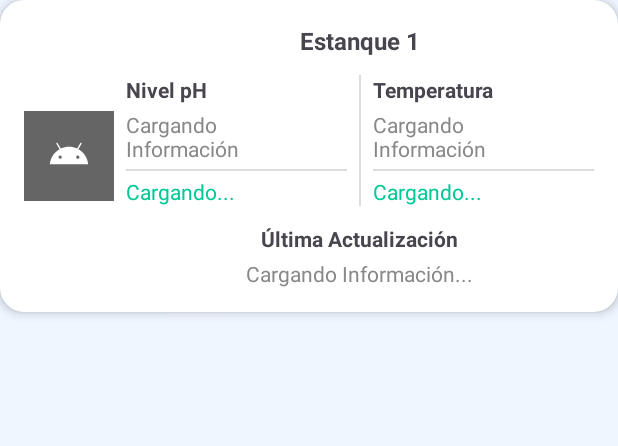
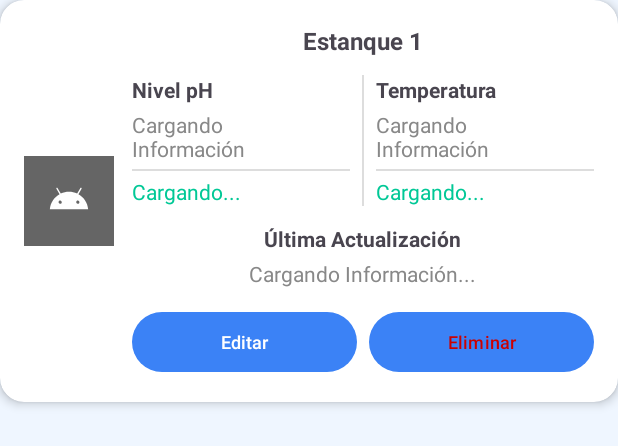
Before and after one commit to Ilde-R/HydraWare, an Android app: the layout item_tanque.xml on its own in the app's theme, with its tools: preview values and no code run, on a phone screen of 412 x 824 dp. Shown: the top 446 px of the screen. Run offline under Robolectric (Android 15) with nearby library versions, the phone set to English and light mode, and no system bars.

```diff
--- a/app/src/main/res/layout/item_tanque.xml
+++ b/app/src/main/res/layout/item_tanque.xml
@@ -1,5 +1,6 @@
 <?xml version="1.0" encoding="utf-8"?>
-<androidx.cardview.widget.CardView xmlns:android="http://schemas.android.com/apk/res/android"
+<androidx.cardview.widget.CardView
+    xmlns:android="http://schemas.android.com/apk/res/android"
     xmlns:app="http://schemas.android.com/apk/res-auto"
     android:layout_width="match_parent"
     android:layout_height="wrap_content"
@@ -22,7 +23,7 @@
             android:background="#000000"
             android:alpha="0.6"
             android:layout_gravity="center_vertical"
-            android:layout_marginEnd="8dp" />
+            android:layout_marginEnd="12dp" />
 
         <!-- Contenido a la derecha -->
         <LinearLayout
@@ -150,6 +151,37 @@
                     android:text="Cargando Información..."
                     android:textColor="#888888" />
             </LinearLayout>
+
+            <!-- Botones Editar y Eliminar alineados a la derecha -->
+            <LinearLayout
+                android:layout_width="match_parent"
+                android:layout_height="wrap_content"
+                android:orientation="horizontal"
+                android:gravity="end"
+                android:layout_marginTop="12dp"
+                android:weightSum="2">
+
+                <Button
+                    android:id="@+id/btnEdit"
+                    android:layout_width="0dp"
+                    android:layout_weight="1"
+                    android:layout_height="wrap_content"
+                    android:text="Editar"
+                    android:textSize="12sp"
+                    android:paddingVertical="6dp"
+                    android:layout_marginEnd="8dp" />
+
+                <Button
+                    android:id="@+id/btnDelete"
+                    android:layout_width="0dp"
+                    android:layout_weight="1"
+                    android:layout_height="wrap_content"
+                    android:text="Eliminar"
+                    android:textColor="@android:color/holo_red_dark"
+                    android:textSize="12sp"
+                    android:paddingVertical="6dp" />
+            </LinearLayout>
+
         </LinearLayout>
     </LinearLayout>
 </androidx.cardview.widget.CardView>
```
Also changed, not shown: app/src/main/java/com/app/hydraware/HomeFragment.kt (+35 -3 lines), app/src/main/java/com/app/hydraware/MainActivity.kt (+33 -13 lines), app/src/main/java/com/app/hydraware/TankFragment.kt (+46 -9 lines).
